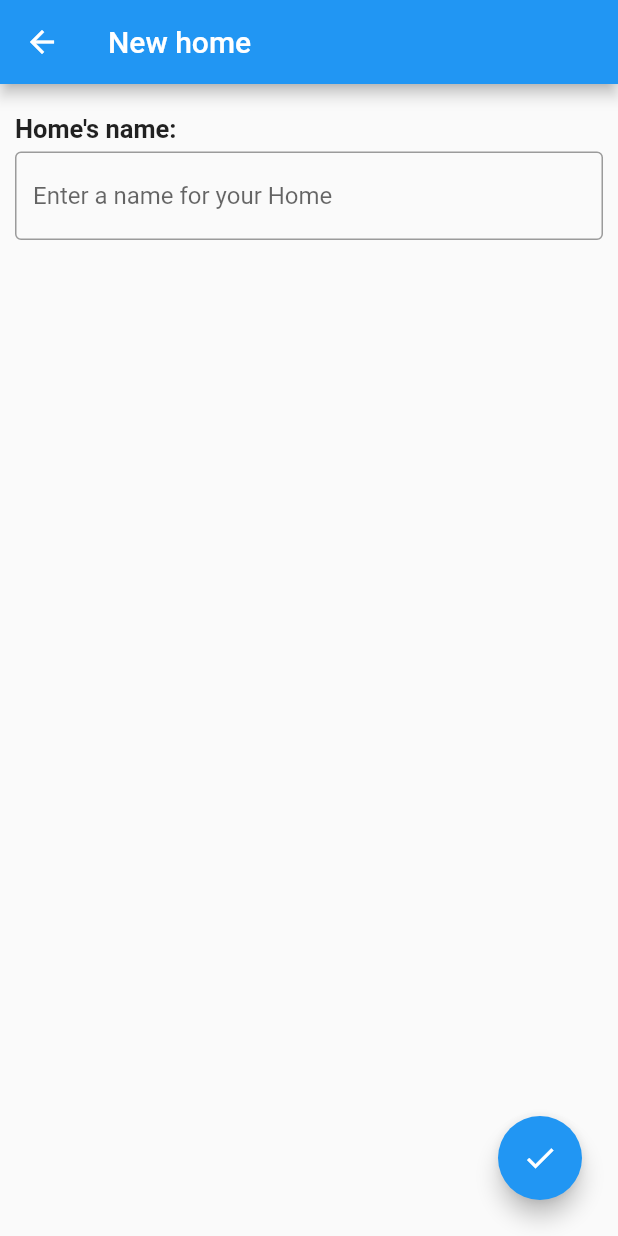
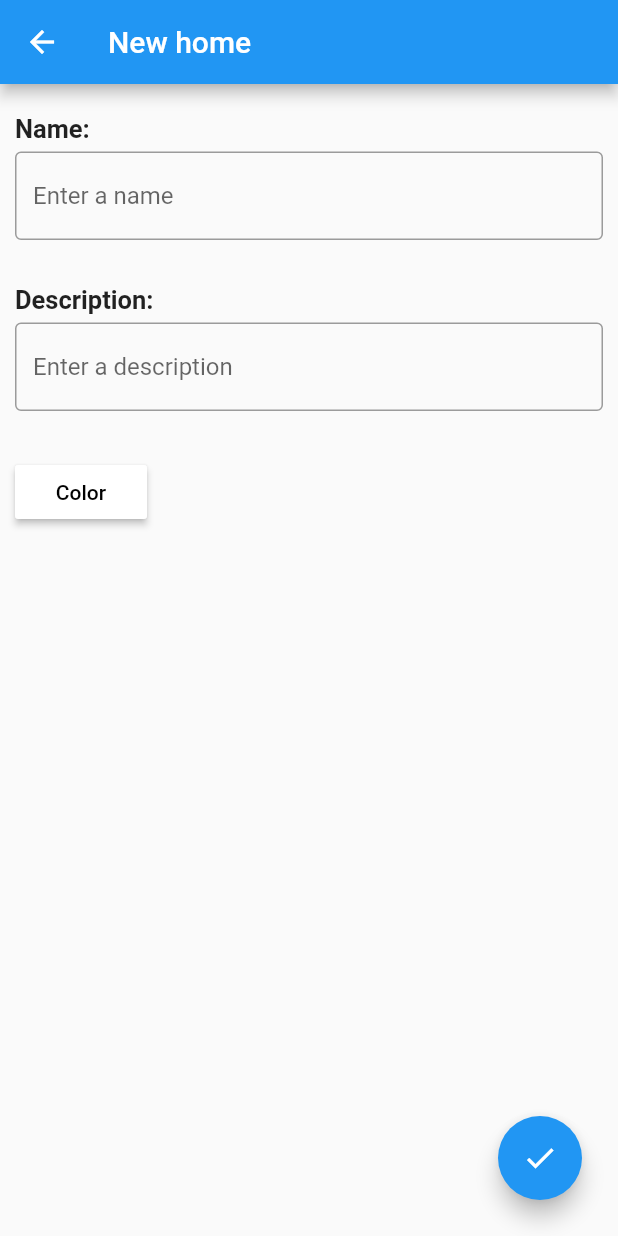
Before and after one commit to AlessioDP/ProgettoMobileComputing, a Flutter app: the screen it shows after launch, after a tap on "Sign in", after a tap on the "add" icon, on a phone screen of 412 x 824 dp. Run offline on Flutter 3.47's test engine with Material 2 defaults, Android fonts, the phone set to English and light mode, and no system bars; our stand-ins replace firebase_auth, firebase_core, flutter_colorpicker, google_sign_in, shared_preferences; missing offline and left inert: ff_navigation_bar, flutter_launcher_icons, flutter_tree; accounts and stored records are empty; generated files the repository leaves out were written again.

Commit message:
added color and description to home

```diff
--- a/lib/data/objects.dart
+++ b/lib/data/objects.dart
@@ -38,7 +38,7 @@ class Home extends ListedObject {
 
   Home.empty() : super.empty();
 
-  Home(String name, List<ListedObject> childs) : super(name, childs);
+  Home(String name, String description, String color, List<ListedObject> childs) : super(name, description, color, childs);
 /*
   @override
   bool isSelected() {
@@ -120,11 +120,10 @@ class Place {
 */
 @JsonSerializable()
 class Item extends ListedObject {
-  String description;
   int quantity = 1;
   bool place = false;
 
-  Item(String name, List<ListedObject> childs, this.description, this.quantity, this.place) : super(name, childs);
+  Item(String name, String description, String color, List<ListedObject> childs, this.place) : super(name, description, color, childs);
   Item.empty() : super.empty();
 /*
   @override
@@ -184,9 +183,11 @@ class Item extends ListedObject {
 @JsonSerializable()
 class ListedObject {
   String name;
+  String description;
+  String color;
   List<ListedObject> childs = [];
 
-  ListedObject(this.name, this.childs);
+  ListedObject(this.name, this.description, this.color, this.childs);
   ListedObject.empty();
 
   void deleteChild(ListedObject lo) {
--- a/lib/pages/edit_home.dart
+++ b/lib/pages/edit_home.dart
@@ -1,13 +1,13 @@
+import 'dart:developer';
+
 import 'package:SearchIt/data/objects.dart';
 import 'package:SearchIt/routes.dart';
 import 'package:flutter/material.dart';
 import 'package:SearchIt/constants.dart';
 import 'package:SearchIt/data/database.dart';
+import 'package:flutter_colorpicker/flutter_colorpicker.dart';
 
 import 'homepage.dart';
-
-bool choiceMaster;
-Home homeMaster;
 
 class EditHome extends StatefulWidget {
 
@@ -19,11 +19,25 @@ class EditHome extends StatefulWidget {
 }
 
 class _EditHomeState extends State<EditHome> {
+  TextEditingController _nameController;
+  TextEditingController _descriptionController;
+  Color savedColor;
+
+  void changeColor(Color color) {
+    setState(() => savedColor = color);
+  }
+
+
   @override
   Widget build(BuildContext context) {
     final EditHomeArguments args = ModalRoute.of(context).settings.arguments;
 
-    final _nameController = TextEditingController(text: args.home?.name);
+    if (_nameController == null)
+      _nameController = TextEditingController(text: args.home?.name);
+    if (_descriptionController == null)
+      _descriptionController = TextEditingController(text: args.home?.description);
+    Color pickerColor = savedColor ?? (args.home != null ? Color(int.parse(args.home.color, radix: 16)) : Color(0xffffffff));
+
 
     return Scaffold(
       appBar: AppBar(
@@ -36,7 +50,7 @@ class _EditHomeState extends State<EditHome> {
             Container(
               padding: EdgeInsets.fromLTRB(10, 20, 10, 5),
               child: Text(
-                'Home\'s name: ',
+                'Name:',
                 style: TextStyle(fontSize: 17, fontWeight: FontWeight.bold),
               ),
             ),
@@ -44,7 +58,7 @@ class _EditHomeState extends State<EditHome> {
               padding: EdgeInsets.fromLTRB(10, 0, 10, 10),
               child: TextField(
                 decoration: InputDecoration(
-                    hintText: 'Enter a name for your Home',
+                    hintText: 'Enter a name',
                     border: OutlineInputBorder()),
                 controller: _nameController,
                 onChanged: (name) {
@@ -52,6 +66,55 @@ class _EditHomeState extends State<EditHome> {
                 },
               ),
             ),
+            Container(
+              padding: EdgeInsets.fromLTRB(10, 20, 10, 5),
+              child: Text(
+                'Description:',
+                style: TextStyle(fontSize: 17, fontWeight: FontWeight.bold),
+              ),
+            ),
+            Container(
+              padding: EdgeInsets.fromLTRB(10, 0, 10, 10),
+              child: TextField(
+                decoration: InputDecoration(
+                    hintText: 'Enter a description',
+                    border: OutlineInputBorder()),
+                controller: _descriptionController,
+                onChanged: (name) {
+                  name = _descriptionController.text.toString();
+                },
+              ),
+            ),
+            Container(
+              padding: EdgeInsets.fromLTRB(10, 20, 10, 5),
+              child: RaisedButton(
+                elevation: 2.0,
+                child: Text('Color'),
+                color: pickerColor,
+                textColor: useWhiteForeground(pickerColor)
+                        ? const Color(0xffffffff)
+                        : const Color(0xff000000),
+                onPressed: () {
+                  showDialog(
+                    context: context,
+                    builder: (BuildContext context) {
+                      return AlertDialog(
+                        titlePadding: const EdgeInsets.all(0.0),
+                        contentPadding: const EdgeInsets.all(0.0),
+                        content: SingleChildScrollView(
+                          child: ColorPicker(
+                            pickerColor: pickerColor,
+                            onColorChanged: changeColor,
+                            showLabel: true,
+                            pickerAreaHeightPercent: 0.8,
+                          ),
+                        ),
+                      );
+                    }
+                  );
+                }
+              )
+            )
           ],
         )
       ),
@@ -66,7 +129,9 @@ class _EditHomeState extends State<EditHome> {
                 data.homes.add(home);
               }
               home.name = _nameController.text.toString();
-
+              home.description = _descriptionController.text.toString();
+              home.color = pickerColor.toString().split('(0x')[1].split(')')[0];
+              log("Saved color: " + home.color);
               Database.save();
               Navigator.pop(context, true);
             },
--- a/lib/widgets/objects_container.dart
+++ b/lib/widgets/objects_container.dart
@@ -212,11 +212,16 @@ class _EditObjectContainerState extends State<EditObjectContainer> {
               textAlign: TextAlign.left,
             ),
           ]),
+          subtitle: Text(
+            widget.objects[index].description,
+            style: TextStyle(fontSize: 18.0),
+            textAlign: TextAlign.left,
+          ),
           trailing: (objectSelections.isSelectionMode())
               ? ((objectSelections.contains(widget.objects[index]))
                   ? Icon(Icons.check_box)
                   : Icon(Icons.check_box_outline_blank))
-              : null,
+              : (widget.objects[index].color != null ? Icon(Icons.circle, color: Color(int.parse(widget.objects[index].color, radix: 16))) : null),
         );
       });
   }
--- a/pubspec.yaml
+++ b/pubspec.yaml
@@ -27,11 +27,13 @@ dependencies:
   json_annotation: ^3.1.1
   provider: ^4.3.3
   built_value: ^7.1.0
-  ff_navigation_bar: ^0.1.5
   firebase_core: "^0.7.0"
   firebase_auth: "^0.20.0+1"
   google_sign_in: "^4.5.9"
   #cloud_firestore: ^0.16.0
+
+  ff_navigation_bar: ^0.1.5
+  flutter_colorpicker: ^0.3.5
 
   uuid: 2.2.2
   flutter_tree: ^1.0.0
```
Also changed, not shown: lib/data/objects.g.dart, pubspec.lock.
